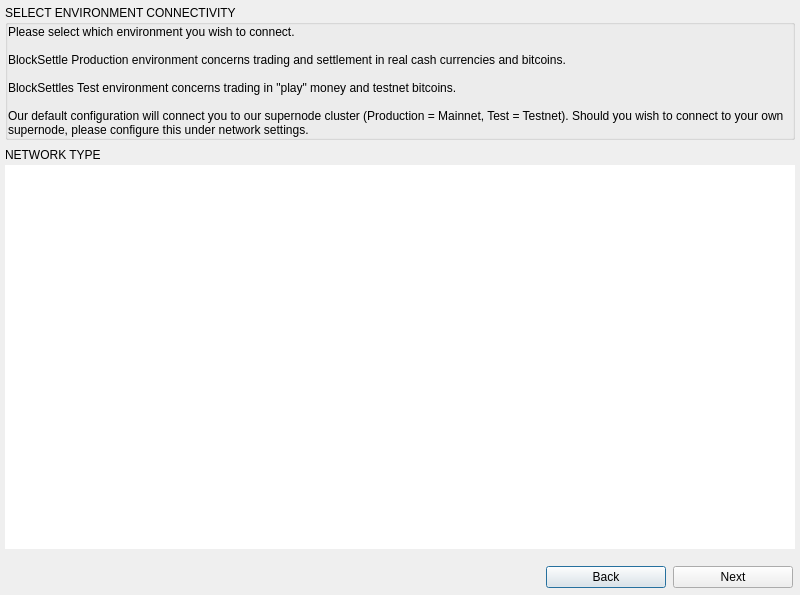
Qt form BlockSettleUILib/InfoDialogs/StartupDialog.ui (BlockSettle/terminal) before a commit.
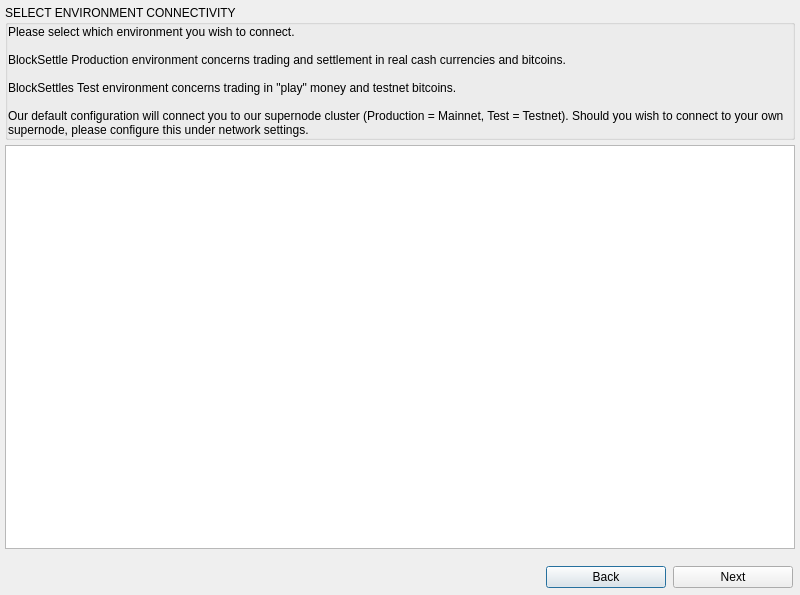
The same form after that commit.

Commit message: After fix envirounment connectivity dialog after refactoring

```diff
--- a/BlockSettleUILib/InfoDialogs/StartupDialog.ui
+++ b/BlockSettleUILib/InfoDialogs/StartupDialog.ui
@@ -150,7 +150,7 @@
           <enum>QFrame::Sunken</enum>
          </property>
          <property name="lineWidth">
-          <number>1</number>
+          <number>0</number>
          </property>
          <property name="midLineWidth">
           <number>0</number>
@@ -172,59 +172,40 @@
            <number>0</number>
           </property>
           <item>
-           <widget class="QLabel" name="headerNetwotkType">
-            <property name="minimumSize">
-             <size>
-              <width>0</width>
-              <height>20</height>
-             </size>
-            </property>
-            <property name="font">
-             <font>
-              <weight>50</weight>
-              <bold>false</bold>
-             </font>
-            </property>
-            <property name="frameShape">
-             <enum>QFrame::NoFrame</enum>
-            </property>
-            <property name="text">
-             <string>NETWORK TYPE</string>
-            </property>
-            <property name="margin">
-             <number>2</number>
-            </property>
-            <property name="h5" stdset="0">
-             <bool>true</bool>
-            </property>
-           </widget>
-          </item>
-          <item>
-           <widget class="QListWidget" name="envConnectivityListWidget">
-            <property name="minimumSize">
-             <size>
-              <width>560</width>
-              <height>0</height>
-             </size>
-            </property>
-            <property name="frameShape">
-             <enum>QFrame::NoFrame</enum>
-            </property>
-            <property name="frameShadow">
-             <enum>QFrame::Plain</enum>
+           <widget class="QTableView" name="envConnectivityListView">
+            <property name="horizontalScrollBarPolicy">
+             <enum>Qt::ScrollBarAsNeeded</enum>
             </property>
             <property name="alternatingRowColors">
              <bool>true</bool>
             </property>
-            <property name="spacing">
-             <number>0</number>
+            <property name="selectionMode">
+             <enum>QAbstractItemView::SingleSelection</enum>
             </property>
-            <property name="itemAlignment">
-             <set>Qt::AlignLeading</set>
+            <property name="selectionBehavior">
+             <enum>QAbstractItemView::SelectRows</enum>
+            </property>
+            <property name="textElideMode">
+             <enum>Qt::ElideNone</enum>
+            </property>
+            <property name="showGrid">
+             <bool>false</bool>
+            </property>
+            <property name="cornerButtonEnabled">
+             <bool>false</bool>
             </property>
             <property name="h5" stdset="0">
              <bool>true</bool>
             </property>
+            <attribute name="horizontalHeaderVisible">
+             <bool>true</bool>
+            </attribute>
+            <attribute name="horizontalHeaderStretchLastSection">
+             <bool>true</bool>
+            </attribute>
+            <attribute name="verticalHeaderVisible">
+             <bool>false</bool>
+            </attribute>
            </widget>
           </item>
          </layout>
```
Left out of the diff: 6 changed lines with no effect on the pictures. The commit also changes 5 other files.
